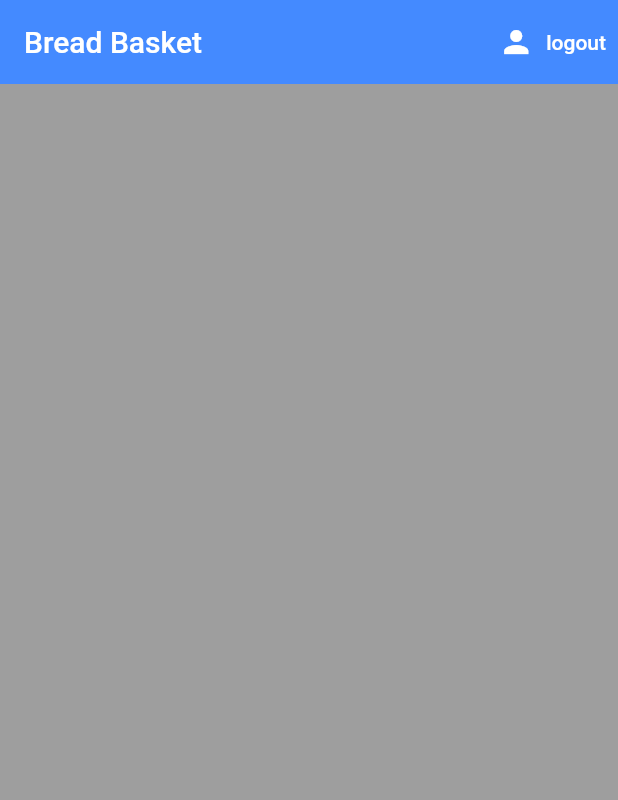
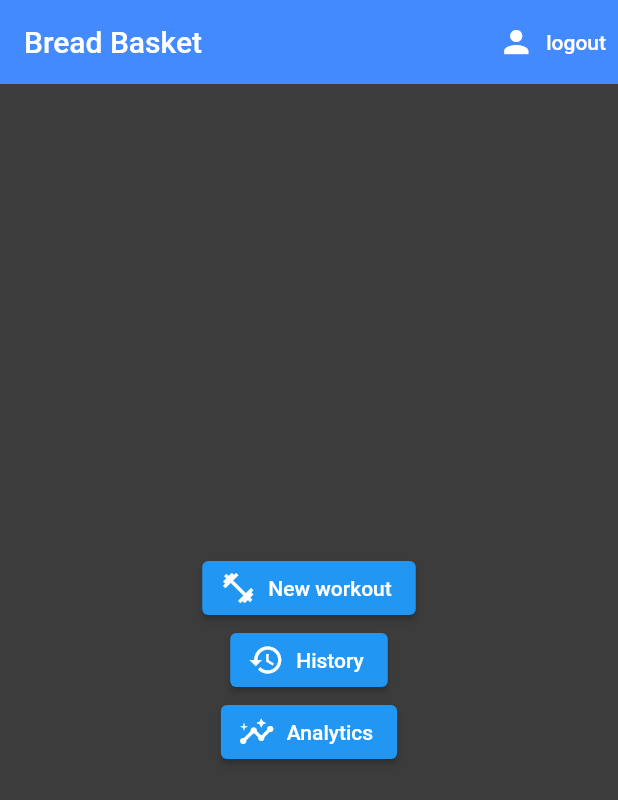
Before and after one commit to jacksondearing96/bread_basket, a Flutter app: the screen it shows once a user with an empty profile is signed in, after a tap on "logout", on a phone screen of 412 x 824 dp. Shown: the top 800 px of the screen. Run offline on Flutter 3.47's test engine with Material 2 defaults, Android fonts, the phone set to English and light mode, and no system bars; our stand-ins replace cloud_firestore, email_validator, firebase_auth, firebase_core, flutter_spinkit; accounts and stored records are empty.

Commit message:
Finished user registration and sign up. Started firestore database planning.

```diff
--- a/lib/models/user.dart
+++ b/lib/models/user.dart
@@ -1,5 +1,6 @@
 class User {
   final String userId;
+  final String name;
 
-  User({required this.userId});
+  User({required this.userId, required this.name});
 }
--- a/lib/screens/authenticate/register.dart
+++ b/lib/screens/authenticate/register.dart
@@ -1,4 +1,6 @@
 import 'package:bread_basket/services/auth.dart';
+import 'package:bread_basket/shared/constants.dart';
+import 'package:bread_basket/shared/loading.dart';
 import 'package:flutter/material.dart';
 import 'package:email_validator/email_validator.dart';
 
@@ -15,16 +17,21 @@ class _RegisterState extends State<Register> {
   final AuthService _auth = AuthService();
   final GlobalKey<FormState> _formKey = GlobalKey<FormState>();
 
+  bool loading = false;
+
+  String name = '';
   String email = '';
   String password = '';
   String error = '';
 
   @override
   Widget build(BuildContext context) {
-    return Scaffold(
-      backgroundColor: Colors.grey,
+    return loading
+        ? Loading()
+        : Scaffold(
+            backgroundColor: Constants.backgroundColor,
             appBar: AppBar(
-        backgroundColor: Colors.blueAccent,
+              backgroundColor: Constants.accentColor,
               elevation: 0.0,
               title: Text('Sign up to Bread Basket'),
               actions: [
@@ -35,7 +42,7 @@ class _RegisterState extends State<Register> {
                     widget.toggleView();
                   },
                   style: TextButton.styleFrom(
-              primary: Colors.white,
+                    primary: Constants.textColor,
                   ),
                 ),
               ],
@@ -48,6 +55,21 @@ class _RegisterState extends State<Register> {
                   children: <Widget>[
                     SizedBox(height: 20.0),
                     TextFormField(
+                      style: TextStyle(color: Constants.textColor),
+                      decoration: Constants.textInputDecoration
+                          .copyWith(hintText: 'Firstname'),
+                      validator: (val) => (val == null || val.isEmpty)
+                          ? "Enter your name"
+                          : null,
+                      onChanged: (val) {
+                        setState(() => name = val.trim());
+                      },
+                    ),
+                    SizedBox(height: 20.0),
+                    TextFormField(
+                      style: TextStyle(color: Constants.textColor),
+                      decoration: Constants.textInputDecoration
+                          .copyWith(hintText: 'Email'),
                       validator: (val) =>
                           (val == null || !EmailValidator.validate(val))
                               ? "Enter a valid email"
@@ -58,6 +80,9 @@ class _RegisterState extends State<Register> {
                     ),
                     SizedBox(height: 20.0),
                     TextFormField(
+                        style: TextStyle(color: Constants.textColor),
+                        decoration: Constants.textInputDecoration
+                            .copyWith(hintText: 'Password'),
                         validator: (val) => (val == null || val.length < 6)
                             ? "Enter password at least 6 characters long"
                             : null,
@@ -67,6 +92,9 @@ class _RegisterState extends State<Register> {
                         }),
                     SizedBox(height: 20.0),
                     TextFormField(
+                        style: TextStyle(color: Constants.textColor),
+                        decoration: Constants.textInputDecoration
+                            .copyWith(hintText: 'Verify password'),
                         validator: (val) => (val == null || val != password)
                             ? "Passwords do not match"
                             : null,
@@ -75,27 +103,34 @@ class _RegisterState extends State<Register> {
                     ElevatedButton(
                       child: Text(
                         'Register',
-                  style: TextStyle(color: Colors.white),
+                        style: TextStyle(color: Constants.textColor),
                       ),
                       onPressed: () async {
                         FormState? state = _formKey.currentState;
                         if (state != null && state.validate()) {
-                    dynamic user = await _auth.registerWithEmailAndPassword(
-                        email, password);
-                    if (user == null) {
-                      setState(() => error = 'Could not register new user');
+                          setState(() => loading = true);
+                          dynamic userCredential = await _auth
+                              .registerWithEmailAndPassword(email, password);
+                          if (userCredential == null) {
+                            setState(
+                                () {
+                                  error = 'Could not register new user';
+                                loading = false;
+                                }
+                                );
+                          } else {
+                            userCredential.user
+                                .updateProfile(displayName: name);
                           }
                         }
                       },
                     ),
                     SizedBox(height: 12.0),
-              Text(
-                error,
+                    Text(error,
                         style: TextStyle(
-                  color: Colors.red,
+                          color: Constants.errorColor,
                           fontSize: 14.0,
-                  )
-              ),
+                        )),
                   ],
                 ),
               ),
--- a/lib/screens/authenticate/signIn.dart
+++ b/lib/screens/authenticate/signIn.dart
@@ -1,4 +1,6 @@
 import 'package:bread_basket/services/auth.dart';
+import 'package:bread_basket/shared/constants.dart';
+import 'package:bread_basket/shared/loading.dart';
 import 'package:flutter/material.dart';
 import 'package:email_validator/email_validator.dart';
 
@@ -15,16 +17,18 @@ class _SignInState extends State<SignIn> {
   final AuthService _auth = AuthService();
   final GlobalKey<FormState> _formKey = GlobalKey<FormState>();
 
+  bool loading = false;
+
   String email = '';
   String password = '';
   String error = '';
 
   @override
   Widget build(BuildContext context) {
-    return Scaffold(
-      backgroundColor: Colors.grey,
+    return loading ? Loading() : Scaffold(
+      backgroundColor: Constants.backgroundColor,
       appBar: AppBar(
-        backgroundColor: Colors.blueAccent,
+        backgroundColor: Constants.accentColor,
         elevation: 0.0,
         title: Text('Sign in to Bread Basket'),
         actions: [
@@ -35,12 +39,12 @@ class _SignInState extends State<SignIn> {
               widget.toggleView();
             },
             style: TextButton.styleFrom(
-              primary: Colors.white,
+              primary: Constants.textColor,
             ),
           ),
         ],
       ),
-     body: Container(
+      body: Container(
         padding: EdgeInsets.symmetric(vertical: 20.0, horizontal: 50.0),
         child: Form(
           key: _formKey,
@@ -48,6 +52,9 @@ class _SignInState extends State<SignIn> {
             children: <Widget>[
               SizedBox(height: 20.0),
               TextFormField(
+                style: TextStyle(color: Constants.textColor),
+                decoration:
+                    Constants.textInputDecoration.copyWith(hintText: 'Email'),
                 validator: (val) =>
                     (val == null || !EmailValidator.validate(val))
                         ? "Enter a valid email"
@@ -58,6 +65,9 @@ class _SignInState extends State<SignIn> {
               ),
               SizedBox(height: 20.0),
               TextFormField(
+                  style: TextStyle(color: Constants.textColor),
+                  decoration: Constants.textInputDecoration
+                      .copyWith(hintText: 'Password'),
                   validator: (val) => (val == null || val.length < 6)
                       ? "Enter password at least 6 characters long"
                       : null,
@@ -69,27 +79,29 @@ class _SignInState extends State<SignIn> {
               ElevatedButton(
                 child: Text(
                   'Sign in',
-                  style: TextStyle(color: Colors.white),
+                  style: TextStyle(color: Constants.textColor),
                 ),
                 onPressed: () async {
                   FormState? state = _formKey.currentState;
                   if (state != null && state.validate()) {
-                    dynamic user = await _auth.signInWithEmailAndPassword(
-                        email, password);
+                    setState(() => loading = true);
+                    dynamic user =
+                        await _auth.signInWithEmailAndPassword(email, password);
                     if (user == null) {
-                      setState(() => error = 'Could not sign in user');
+                      setState(() {
+                        error = 'Could not sign in user';
+                        loading = false;
+                      });
                     }
                   }
                 },
               ),
               SizedBox(height: 12.0),
-              Text(
-                error,
-                style: TextStyle(
-                  color: Colors.red,
-                  fontSize: 14.0,
-                  )
-              ),
+              Text(error,
+                  style: TextStyle(
+                    color: Constants.errorColor,
+                    fontSize: 14.0,
+                  )),
             ],
           ),
         ),
--- a/lib/screens/home/home.dart
+++ b/lib/screens/home/home.dart
@@ -1,4 +1,6 @@
+import 'package:bread_basket/screens/workout/workout.dart';
 import 'package:bread_basket/services/auth.dart';
+import 'package:bread_basket/shared/constants.dart';
 import 'package:flutter/material.dart';
 
 class Home extends StatelessWidget {
@@ -9,25 +11,72 @@ class Home extends StatelessWidget {
   Widget build(BuildContext context) {
     return Container(
       child: Scaffold(
-        backgroundColor: Colors.grey,
+        backgroundColor: Constants.backgroundColor,
         appBar: AppBar(
           title: Text('Bread Basket'),
-            backgroundColor: Colors.blueAccent,
+          backgroundColor: Constants.accentColor,
           elevation: 0.0,
           actions: <Widget>[
             TextButton.icon(
               icon: Icon(
                   Icons.person,
-                   color: Colors.white),
+                  color: Constants.textColor),
               onPressed: () async {
                 await _auth.signOut();
               },
               label: Text('logout'),
+              style: TextButton.styleFrom(primary: Constants.textColor),
+            )
+          ],
+        ),
+        body: Center(
+          child: Column(
+            mainAxisAlignment: MainAxisAlignment.center,
+            children: [
+              ElevatedButton.icon(
+                icon: Icon(
+                  Icons.fitness_center,
+                  color: Constants.textColor,
+                ),
+              label: Text(
+                'New workout',
+                style: TextStyle(color: Constants.textColor),
+              ),
+              onPressed: () {
+                Navigator.push(
+                  context,
+                  MaterialPageRoute(builder: (context) => Workout())
+                );
+              },
               style: TextButton.styleFrom(
-        primary: Colors.white,
+                primary: Constants.textColor
                 ),
-              )
-            ]),
+              ),
+              ElevatedButton.icon(
+                icon: Icon(
+                  Icons.history,
+                  color: Constants.textColor,
+                ),
+                label: Text(
+                  'History',
+                  style: TextStyle(color: Constants.textColor),
+                ),
+                onPressed: () => {},
+              ),
+              ElevatedButton.icon(
+                icon: Icon(
+                  Icons.insights,
+                  color: Constants.textColor,
+                ),
+                label: Text(
+                  'Analytics',
+                  style: TextStyle(color: Constants.textColor),
+                ),
+                onPressed: () => {},
+              ),
+            ],
+          ),
+        ),
       ),
     );
   }
--- a/lib/services/auth.dart
+++ b/lib/services/auth.dart
@@ -6,7 +6,9 @@ class AuthService {
 
   // Create custom user from Firebase User.
   User? _userFromFirebaseUser(Firebase.User? user) {
-    return user != null ? User(userId: user.uid) : null;
+    if (user == null) return null;
+    String displayName = user.displayName == null ? '' : user.displayName.toString();
+    return User(userId: user.uid, name: displayName);
   }
 
   // Auth changed user stream.
@@ -42,6 +44,7 @@ class AuthService {
     try {
       Firebase.UserCredential userCredential = await _auth
           .createUserWithEmailAndPassword(email: email, password: password);
+
       return _userFromFirebaseUser(userCredential.user);
     } catch (e) {
       print(e.toString());
--- /dev/null
+++ b/lib/shared/constants.dart
@@ -0,0 +1,19 @@
+import 'package:flutter/material.dart';
+
+class Constants {
+  static const Color backgroundColor = Color.fromARGB(255, 60, 60, 60);
+  static const Color accentColor = Colors.blueAccent;
+  static const Color textColor = Colors.white;
+  static const Color hintColor = Colors.grey;
+  static const Color errorColor = Colors.red;
+
+  static const InputDecoration textInputDecoration = InputDecoration(
+      hintStyle: TextStyle(color: hintColor),
+      enabledBorder: UnderlineInputBorder(
+        borderSide: BorderSide(
+          color: textColor,
+          width: 1.0,
+        ),
+      ),
+    );
+}
--- a/pubspec.yaml
+++ b/pubspec.yaml
@@ -3,7 +3,7 @@ description: A new Flutter project.
 
 # The following line prevents the package from being accidentally published to
 # pub.dev using `pub publish`. This is preferred for private packages.
-publish_to: 'none' # Remove this line if you wish to publish to pub.dev
+publish_to: "none" # Remove this line if you wish to publish to pub.dev
 
 # The following defines the version and build number for your application.
 # A version number is three numbers separated by dots, like 1.2.43
@@ -24,7 +24,6 @@ dependencies:
   flutter:
     sdk: flutter
 
-
   # The following adds the Cupertino Icons font to your application.
   # Use with the CupertinoIcons class for iOS style icons.
   cupertino_icons: ^1.0.2
@@ -32,6 +31,7 @@ dependencies:
   cloud_firestore: ^2.2.0
   provider: ^5.0.0
   email_validator: ^2.0.1
+  flutter_spinkit: ^5.0.0
 
 dev_dependencies:
   flutter_test:
@@ -42,7 +42,6 @@ dev_dependencies:
 
 # The following section is specific to Flutter.
 flutter:
-
   # The following line ensures that the Material Icons font is
   # included with your application, so that you can use the icons in
   # the material Icons class.
```
Also changed, not shown: lib/screens/workout/workout.dart (added, +33 -0 lines), lib/services/database.dart (added, +21 -0 lines), lib/shared/loading.dart (added, +18 -0 lines), pubspec.lock. Lines whose indentation alone changed are shown as unchanged.
